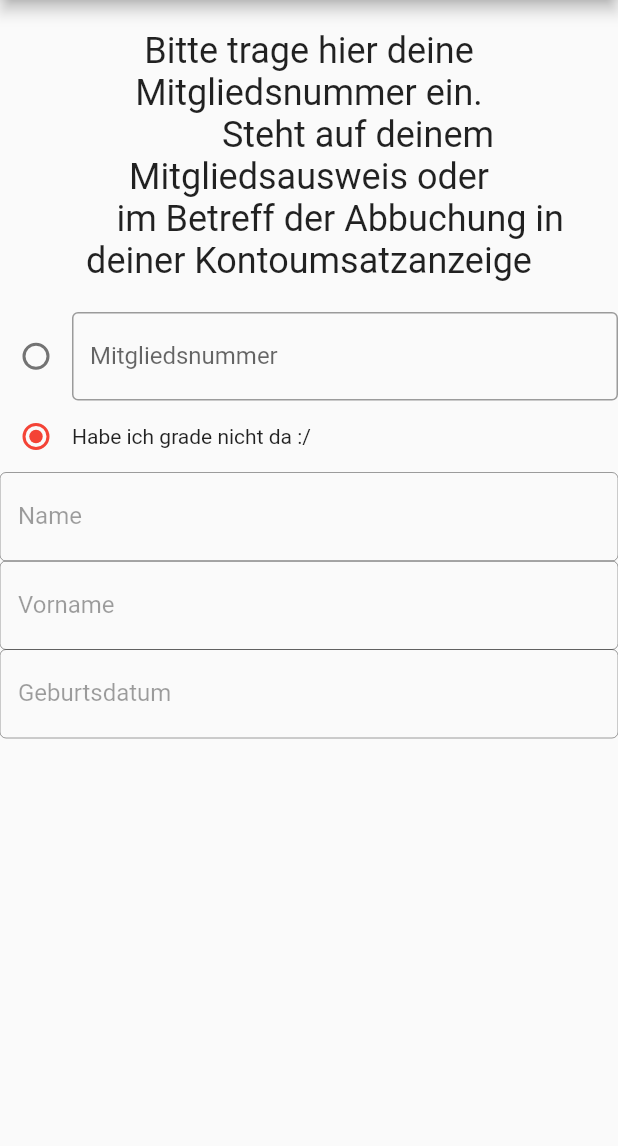
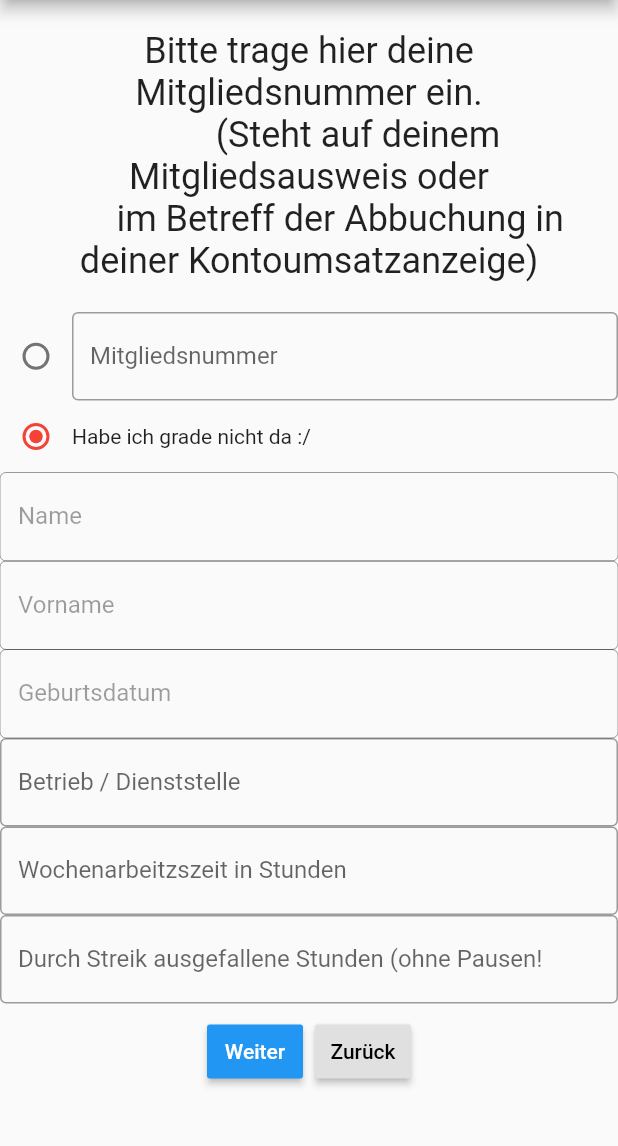
Before and after one commit to Fricofresh/Verdi_Jugend_Streikerfassung, a Flutter app: the MembershipNumberPage screen opened by its route, on a phone screen of 412 x 824 dp, the part 84-1230 px from its top. Run offline on Flutter 3.47's test engine with Material 2 defaults, Android fonts, the phone set to English and light mode, and no system bars; our stand-ins replace shared_preferences, webview_flutter; accounts and stored records are empty.

Commit message:
Questions added
Signed-off-by: aubing0815 <manuel3046@googlemail.com>

```diff
--- a/lib/routes.dart
+++ b/lib/routes.dart
@@ -2,11 +2,9 @@ import 'package:flutter/material.dart';
 import 'package:verdi_jugend_streikerfassung/sites/accountDetailPage.dart';
 import 'package:verdi_jugend_streikerfassung/sites/childBenefitPage.dart';
 import 'package:verdi_jugend_streikerfassung/sites/coPartnerPage.dart';
-import 'package:verdi_jugend_streikerfassung/sites/companyPage.dart';
 import 'package:verdi_jugend_streikerfassung/sites/currentSalaryPage.dart';
 import 'package:verdi_jugend_streikerfassung/sites/finishPage.dart';
 import 'package:verdi_jugend_streikerfassung/sites/generallSalaryDataPage.dart';
-import 'package:verdi_jugend_streikerfassung/sites/lostWorkingHoursPage.dart';
 import 'package:verdi_jugend_streikerfassung/sites/membershipNumberPage.dart';
 import 'package:verdi_jugend_streikerfassung/sites/becomeMemberPage.dart';
 import 'package:verdi_jugend_streikerfassung/sites/newsletterPage.dart';
@@ -16,7 +14,6 @@ import 'package:verdi_jugend_streikerfassung/sites/strikePayPage.dart';
 import 'package:verdi_jugend_streikerfassung/sites/thanksForJoiningPage.dart';
 import 'package:verdi_jugend_streikerfassung/sites/wantBecomeMember.dart';
 import 'package:verdi_jugend_streikerfassung/sites/welcomePage.dart';
-import 'package:verdi_jugend_streikerfassung/sites/workingHoursPage.dart';
 
 Map<String, Widget Function()> get allRoutes {
   return {
@@ -27,9 +24,6 @@ Map<String, Widget Function()> get allRoutes {
     ThanksForJoiningPage.routeId: () => ThanksForJoiningPage(),
     MembershipNumberPage.routeId: () => MembershipNumberPage(),
     PersonalDetailsPage.routeId: () => PersonalDetailsPage(),
-    CompanyPage.routeId: () => CompanyPage(),
-    WorkingHoursPage.routeId: () => WorkingHoursPage(),
-    LostWorkingHoursPage.routeId: () => LostWorkingHoursPage(),
     CurrentSalaryPage.routeId: () => CurrentSalaryPage(),
     GenerallSalaryDataPage.routeId: () => GenerallSalaryDataPage(),
     ChildBenefitPage.routeId: () => ChildBenefitPage(),
--- a/lib/sites/membershipNumberPage.dart
+++ b/lib/sites/membershipNumberPage.dart
@@ -25,8 +25,8 @@ class MembershipNumberPageState extends State<MembershipNumberPage>
     return BaseLayout
       (
        title: """Bitte trage hier deine Mitgliedsnummer ein.
-           Steht auf deinem Mitgliedsausweis oder
-       im Betreff der Abbuchung in deiner Kontoumsatzanzeige""",
+           (Steht auf deinem Mitgliedsausweis oder
+       im Betreff der Abbuchung in deiner Kontoumsatzanzeige)""",
        children: <Widget>
        [
          new Row
@@ -140,13 +140,88 @@ class MembershipNumberPageState extends State<MembershipNumberPage>
                          firstDate:DateTime(1900),
                          lastDate: DateTime(2100)
                       );
-                      _ted.text = date.toIso8601String();
+                      _ted.text = date.toIso8601String(); // Nullpointerexception wenn kein Datum ausgewähöt wird
                     }
                  )
               )
             ]
-         )
-       ]
+         ),
+         new Row
+            (
+            children: <Widget>
+            [
+               new Flexible
+                  (
+                  child: new TextField
+                     (
+                     controller: new TextEditingController(),
+                     decoration: InputDecoration
+                        (
+                        border: OutlineInputBorder(),
+                        labelText: 'Betrieb / Dienststelle',
+                     )
+                  )
+               )
+            ]
+         ),
+          new Row
+             (
+             children: <Widget>
+             [
+                new Flexible
+                   (
+                   child: new TextField
+                      (
+                      controller: new TextEditingController(),
+                      keyboardType: TextInputType.number,
+                      decoration: InputDecoration
+                         (
+                         border: OutlineInputBorder(),
+                         labelText: 'Wochenarbeitzszeit in Stunden',
+                      )
+                   )
+                )
+             ]
+          ),
+          new Row
+             (
+             children: <Widget>
+             [
+                new Flexible
+                   (
+                   child: new TextField
+                      (
+                      controller: new TextEditingController(),
+                      keyboardType: TextInputType.number,
+                      decoration: InputDecoration
+                         (
+                         border: OutlineInputBorder(),
+                         labelText: 'Durch Streik ausgefallene Stunden (ohne '
+                            'Pausen!',
+                      )
+                   )
+                )
+             ]
+          ),
+         new ButtonBar
+           (
+            alignment: MainAxisAlignment.center,
+            children: <Widget>
+            [
+               RaisedButton
+               (
+                  color: Colors.blue,
+                  child: Text("Weiter"),
+                  onPressed: () =>  Navigator.pushNamed(context, MembershipNumberPage.routeId),
+               ),
+               RaisedButton
+               (
+               child: Text("Zurück"),
+               onPressed: () =>  Navigator.pop(context)
+               )
+            ]
+          )
+     ]
     );
   }
 
--- a/lib/sites/personalDetailsPage.dart
+++ b/lib/sites/personalDetailsPage.dart
@@ -2,7 +2,6 @@ import 'package:flutter/material.dart';
 import 'package:verdi_jugend_streikerfassung/util/SharedPreferencesExtension.dart';
 import 'package:shared_preferences/shared_preferences.dart'
     show SharedPreferences;
-import 'package:verdi_jugend_streikerfassung/sites/companyPage.dart';
 import 'package:verdi_jugend_streikerfassung/sites/notificationKontaktPage.dart';
 import 'package:verdi_jugend_streikerfassung/widgets/baseLayout.dart';
 
@@ -67,7 +66,6 @@ class PersonalDetailsPage extends StatelessWidget {
   Future<Object> buildPushNamed(BuildContext context) async {
     final SharedPreferences pref = await SharedPreferences.getInstance();
     pref.setBool(pref.createKey(PersonalDetailsPage.routeId), this._isMember);
-    return Navigator.pushNamed(context,
-        this._isMember ? CompanyPage.routeId : NotificationKontaktPage.routeId);
+    return Navigator.pushNamed(context, NotificationKontaktPage.routeId);
   }
 }
```
Also changed, not shown: lib/sites/companyPage.dart (deleted, +0 -22 lines), lib/sites/lostWorkingHoursPage.dart (deleted, +0 -23 lines), lib/sites/workingHoursPage.dart (deleted, +0 -23 lines), 1 other file.
